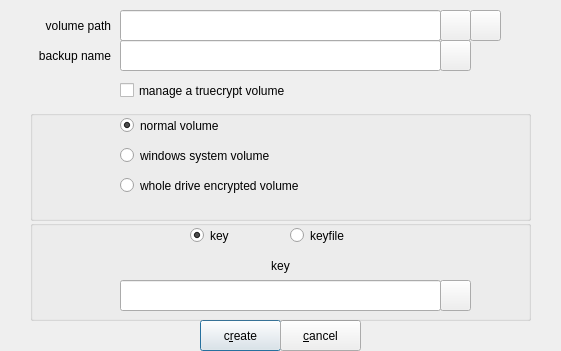
Above: zuluCrypt-gui/managevolumeheader.ui from mhogomchungu/zuluCrypt before the change. Below: the same form after it.
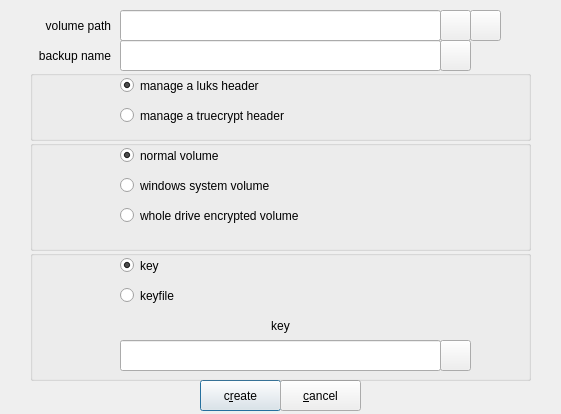
That is the form after the change.

Commit message: be explicity on what header a user is managing

What changed in the file:
```diff
--- a/zuluCrypt-gui/managevolumeheader.ui
+++ b/zuluCrypt-gui/managevolumeheader.ui
@@ -10,7 +10,7 @@
     <x>0</x>
     <y>0</y>
     <width>561</width>
-    <height>351</height>
+    <height>414</height>
    </rect>
   </property>
   <property name="windowTitle">
@@ -65,7 +65,7 @@
    <property name="geometry">
     <rect>
      <x>200</x>
-     <y>320</y>
+     <y>380</y>
      <width>81</width>
      <height>31</height>
     </rect>
@@ -84,7 +84,7 @@
    <property name="geometry">
     <rect>
      <x>280</x>
-     <y>320</y>
+     <y>380</y>
      <width>81</width>
      <height>31</height>
     </rect>
@@ -158,9 +158,9 @@
    <property name="geometry">
     <rect>
      <x>30</x>
-     <y>220</y>
+     <y>250</y>
      <width>501</width>
-     <height>101</height>
+     <height>131</height>
     </rect>
    </property>
    <property name="title">
@@ -170,7 +170,7 @@
     <property name="geometry">
      <rect>
       <x>90</x>
-      <y>60</y>
+      <y>90</y>
       <width>321</width>
       <height>31</height>
      </rect>
@@ -183,7 +183,7 @@
     <property name="geometry">
      <rect>
       <x>410</x>
-      <y>60</y>
+      <y>90</y>
       <width>31</width>
       <height>31</height>
      </rect>
@@ -195,9 +195,9 @@
    <widget class="QRadioButton" name="rbKey">
     <property name="geometry">
      <rect>
-      <x>160</x>
+      <x>90</x>
       <y>0</y>
-      <width>96</width>
+      <width>401</width>
       <height>31</height>
      </rect>
     </property>
@@ -211,9 +211,9 @@
    <widget class="QRadioButton" name="rbKeyFile">
     <property name="geometry">
      <rect>
-      <x>260</x>
-      <y>0</y>
-      <width>96</width>
+      <x>90</x>
+      <y>30</y>
+      <width>401</width>
       <height>31</height>
      </rect>
     </property>
@@ -225,7 +225,7 @@
     <property name="geometry">
      <rect>
       <x>10</x>
-      <y>30</y>
+      <y>60</y>
       <width>481</width>
       <height>31</height>
      </rect>
@@ -241,24 +241,11 @@
     </property>
    </widget>
   </widget>
-  <widget class="QCheckBox" name="checkBoxVolumeIsTrueCrypt">
-   <property name="geometry">
-    <rect>
-     <x>120</x>
-     <y>70</y>
-     <width>321</width>
-     <height>41</height>
-    </rect>
-   </property>
-   <property name="text">
-    <string>manage a truecrypt volume</string>
-   </property>
-  </widget>
   <widget class="QGroupBox" name="groupBox_2">
    <property name="geometry">
     <rect>
      <x>30</x>
-     <y>110</y>
+     <y>140</y>
      <width>501</width>
      <height>111</height>
     </rect>
@@ -309,6 +296,61 @@
     </property>
    </widget>
   </widget>
+  <widget class="QGroupBox" name="groupBox_3">
+   <property name="geometry">
+    <rect>
+     <x>30</x>
+     <y>70</y>
+     <width>501</width>
+     <height>71</height>
+    </rect>
+   </property>
+   <property name="title">
+    <string/>
+   </property>
+   <widget class="QRadioButton" name="rbLuksHeader">
+    <property name="geometry">
+     <rect>
+      <x>90</x>
+      <y>0</y>
+      <width>401</width>
+      <height>31</height>
+     </rect>
+    </property>
+    <property name="text">
+     <string>manage a luks header</string>
+    </property>
+    <property name="checked">
+     <bool>true</bool>
+    </property>
+   </widget>
+   <widget class="QRadioButton" name="rbTrueCryptHeader">
+    <property name="geometry">
+     <rect>
+      <x>90</x>
+      <y>30</y>
+      <width>401</width>
+      <height>31</height>
+     </rect>
+    </property>
+    <property name="text">
+     <string>manage a truecrypt header</string>
+    </property>
+   </widget>
+  </widget>
+  <zorder>lineEditBackUpName</zorder>
+  <zorder>labelBackUpHeader</zorder>
+  <zorder>pbOpenFolder</zorder>
+  <zorder>pbCreate</zorder>
+  <zorder>pbCancel</zorder>
+  <zorder>labelDevicePath</zorder>
+  <zorder>lineEditDevicePath</zorder>
+  <zorder>pushButtonFile</zorder>
+  <zorder>pushButtonPartition</zorder>
+  <zorder>groupBox</zorder>
+  <zorder>groupBox_2</zorder>
+  <zorder>rbNormalTrueCrypt</zorder>
+  <zorder>groupBox_3</zorder>
  </widget>
  <tabstops>
   <tabstop>lineEditBackUpName</tabstop>
```
Left out of the diff: 12 changed lines with no effect on the pictures. The commit also changes 2 other files.
